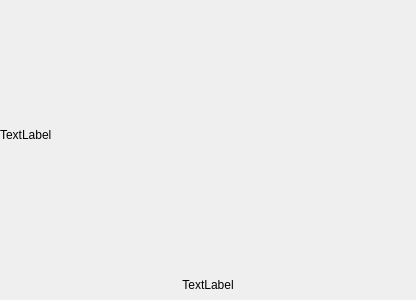
The window that singlepage.ui (zrdumped/PaperPlusEBook) describes before a commit, drawn with Qt 5.
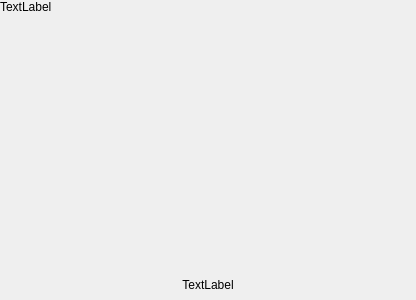
The same window after the commit.

What changed in the file:
```diff
--- a/singlepage.ui
+++ b/singlepage.ui
@@ -13,10 +13,10 @@
   <property name="windowTitle">
    <string>Frame</string>
   </property>
-  <layout class="QVBoxLayout" name="verticalLayout">
-   <property name="spacing">
-    <number>0</number>
-   </property>
+  <property name="lineWidth">
+   <number>0</number>
+  </property>
+  <layout class="QGridLayout" name="gridLayout">
    <property name="leftMargin">
     <number>0</number>
    </property>
@@ -29,11 +29,29 @@
    <property name="bottomMargin">
     <number>0</number>
    </property>
-   <item>
+   <property name="spacing">
+    <number>0</number>
+   </property>
+   <item row="0" column="0">
     <widget class="QLabel" name="content">
+     <property name="lineWidth">
+      <number>0</number>
+     </property>
      <property name="text">
       <string>TextLabel</string>
      </property>
+     <property name="scaledContents">
+      <bool>true</bool>
+     </property>
+     <property name="alignment">
+      <set>Qt::AlignLeading|Qt::AlignLeft|Qt::AlignTop</set>
+     </property>
+     <property name="wordWrap">
+      <bool>true</bool>
+     </property>
+     <property name="indent">
+      <number>0</number>
+     </property>
     </widget>
    </item>
    <item>
```
Left out of the diff: 5 changed lines with no effect on the pictures.
